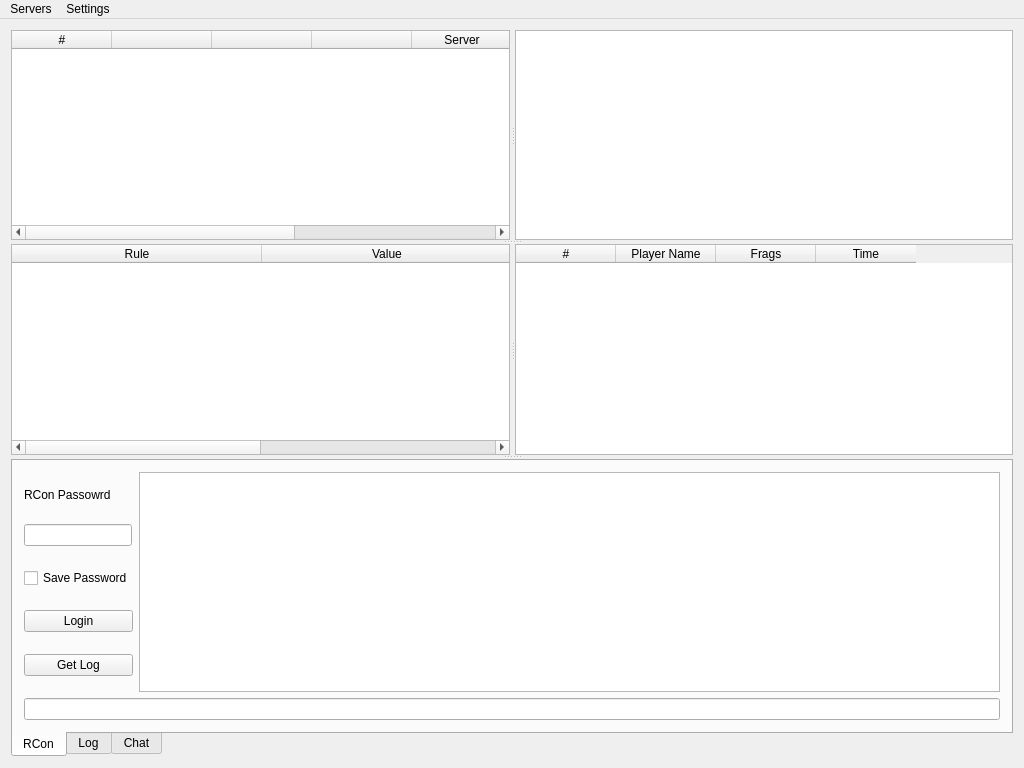
Drifter321/admintool, file mainwindow.ui: the form before one commit.
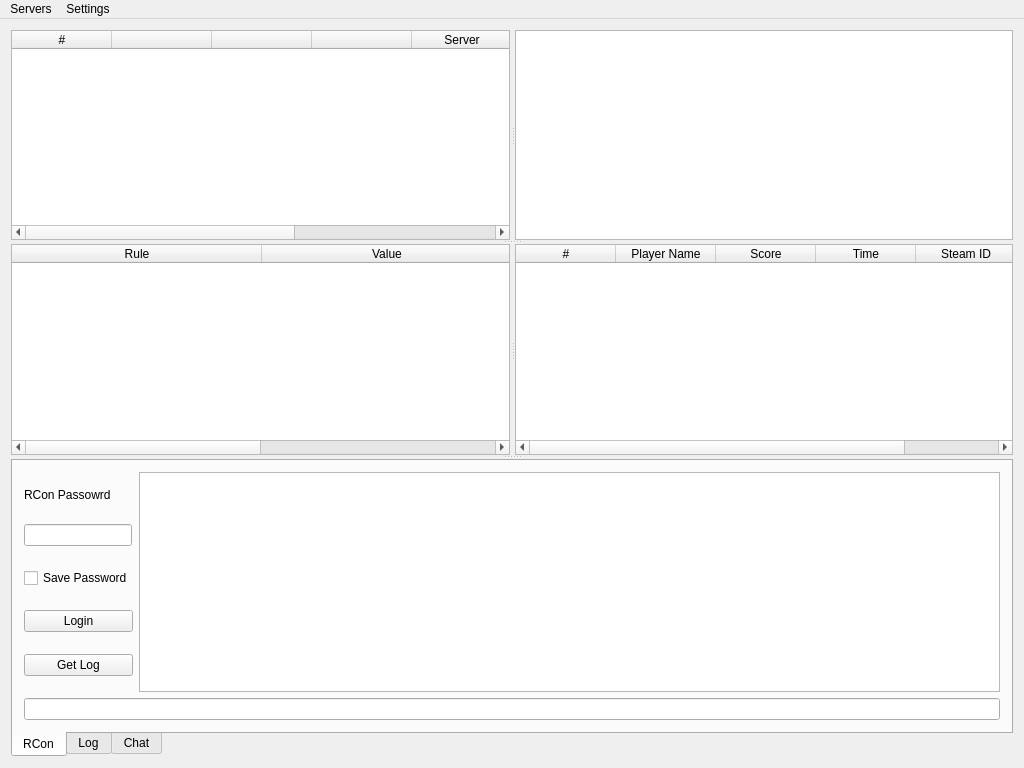
The form after the commit.

Commit message: Add Steam ID to player info frrrom logs.

```diff
--- a/mainwindow.ui
+++ b/mainwindow.ui
@@ -320,7 +320,7 @@
          <bool>false</bool>
         </property>
         <property name="columnCount">
-         <number>4</number>
+         <number>5</number>
         </property>
         <attribute name="horizontalHeaderHighlightSections">
          <bool>false</bool>
@@ -352,7 +352,7 @@
         </column>
         <column>
          <property name="text">
-          <string>Frags</string>
+          <string>Score</string>
          </property>
         </column>
         <column>
@@ -360,6 +360,11 @@
           <string>Time</string>
          </property>
         </column>
+        <column>
+         <property name="text">
+          <string>Steam ID</string>
+         </property>
+        </column>
        </widget>
       </widget>
       <widget class="QTabWidget" name="tabWidget">
```
The commit also changes 7 other files.
